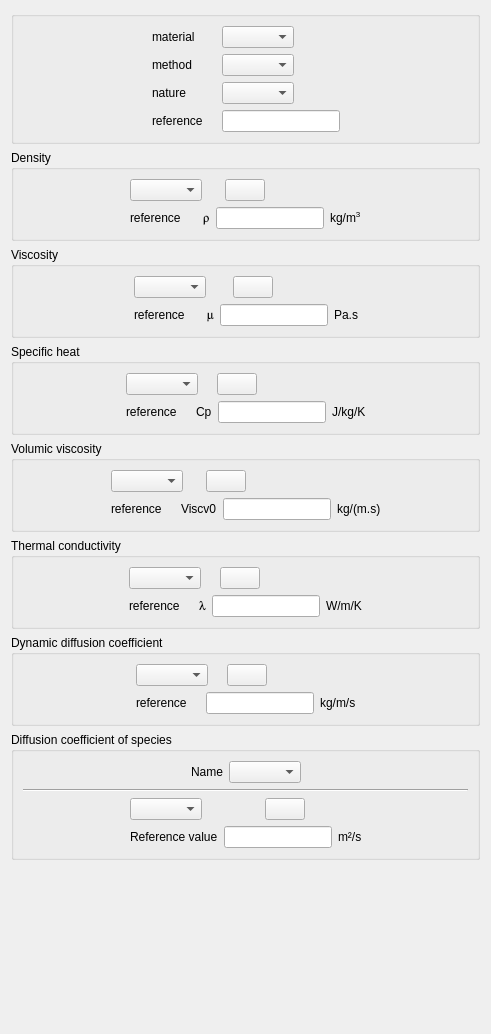
The window that gui/Pages/FluidCharacteristicsForm.ui (code-saturne/code_saturne) describes before a commit, drawn with Qt 5.
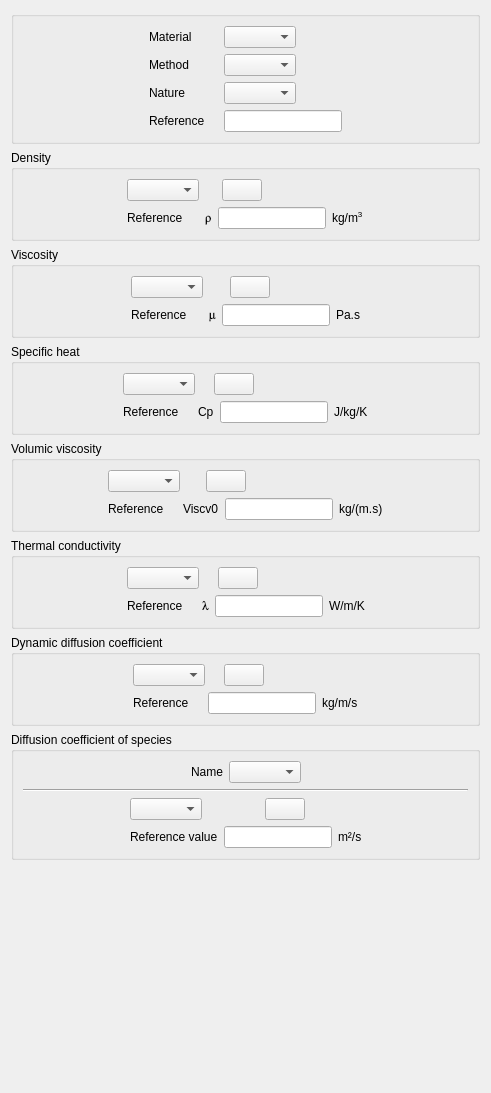
The same window after the commit. Icons and pictures are not drawn.

Patch:
```diff
--- a/gui/Pages/FluidCharacteristicsForm.ui
+++ b/gui/Pages/FluidCharacteristicsForm.ui
@@ -7,7 +7,7 @@
     <x>0</x>
     <y>0</y>
     <width>487</width>
-    <height>1034</height>
+    <height>1093</height>
    </rect>
   </property>
   <property name="windowTitle">
@@ -38,7 +38,7 @@
         <item row="0" column="0">
          <widget class="QLabel" name="label_2">
           <property name="text">
-           <string>material</string>
+           <string>Material</string>
           </property>
          </widget>
         </item>
@@ -78,7 +78,7 @@
         <item row="1" column="0">
          <widget class="QLabel" name="label_3">
           <property name="text">
-           <string>method</string>
+           <string>Method</string>
           </property>
          </widget>
         </item>
@@ -118,7 +118,7 @@
         <item row="2" column="0">
          <widget class="QLabel" name="labelPhas">
           <property name="text">
-           <string>nature</string>
+           <string>Nature</string>
           </property>
          </widget>
         </item>
@@ -158,7 +158,7 @@
         <item row="3" column="0">
          <widget class="QLabel" name="label_4">
           <property name="text">
-           <string>reference</string>
+           <string>Reference</string>
           </property>
          </widget>
         </item>
@@ -310,7 +310,7 @@
           <item>
            <widget class="QLabel" name="labelRho">
             <property name="text">
-             <string>reference</string>
+             <string>Reference</string>
             </property>
            </widget>
           </item>
@@ -487,7 +487,7 @@
           <item>
            <widget class="QLabel" name="labelMu">
             <property name="text">
-             <string>reference</string>
+             <string>Reference</string>
             </property>
            </widget>
           </item>
@@ -664,7 +664,7 @@
           <item>
            <widget class="QLabel" name="labelCp">
             <property name="text">
-             <string>reference</string>
+             <string>Reference</string>
             </property>
            </widget>
           </item>
@@ -836,7 +836,7 @@
           <item>
            <widget class="QLabel" name="labelViscv0">
             <property name="text">
-             <string>reference</string>
+             <string>Reference</string>
             </property>
            </widget>
           </item>
@@ -1005,7 +1005,7 @@
           <item>
            <widget class="QLabel" name="labelAl">
             <property name="text">
-             <string>reference</string>
+             <string>Reference</string>
             </property>
            </widget>
           </item>
@@ -1175,7 +1175,7 @@
           <item>
            <widget class="QLabel" name="labelDiftl0">
             <property name="text">
-             <string>reference</string>
+             <string>Reference</string>
             </property>
            </widget>
           </item>
```
Left out of the diff: 550 changed lines with no effect on the pictures.
